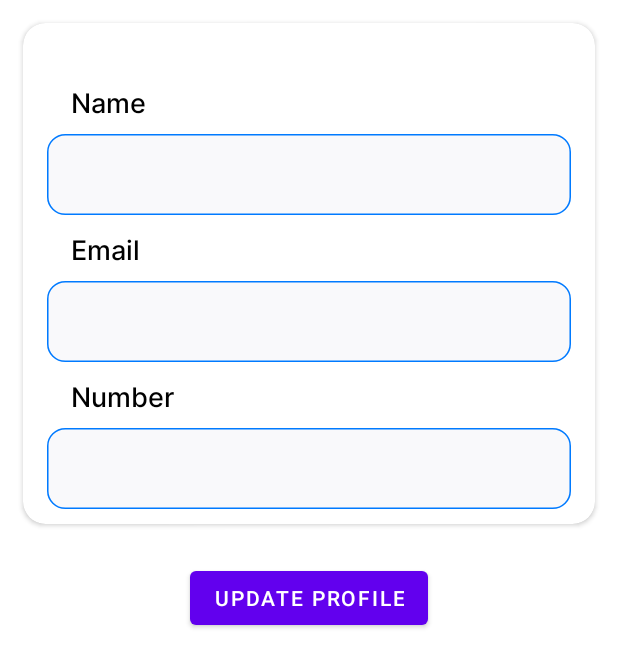
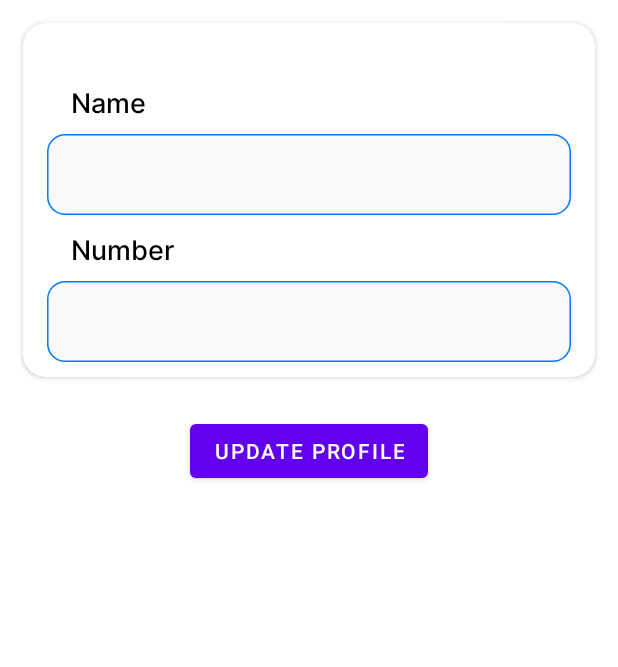
Before and after one commit to TusharB4321/BeautyParlorApp, an Android app: the EditProfileFragment screen opened through its navigation route, on a phone screen of 412 x 824 dp. Shown: the top 667 px of the screen. Run offline under Robolectric (Android 15) with nearby library versions, the phone set to English and light mode, and no system bars; our stand-ins replace Firebase (no records; nobody signed in at launch, a user with empty details on screens opened directly), navigation-ui.

Commit message:
Clean Code

```diff
--- a/app/src/main/java/com/example/beautyparlorapp/ui/fragment/EditProfileFragment.kt
+++ b/app/src/main/java/com/example/beautyparlorapp/ui/fragment/EditProfileFragment.kt
@@ -9,6 +9,7 @@ import android.view.LayoutInflater
 import android.view.View
 import android.view.ViewGroup
 import android.widget.Toast
+import androidx.navigation.NavOptions
 import androidx.navigation.fragment.findNavController
 import com.example.beautyparlorapp.R
 import com.example.beautyparlorapp.databinding.FragmentEditProfileBinding
@@ -23,80 +24,95 @@ import kotlinx.coroutines.launch
 class EditProfileFragment : Fragment() {
 
     private lateinit var binding: FragmentEditProfileBinding
-    private lateinit var databaseRef: DatabaseReference
+    private val databaseRef: DatabaseReference by lazy {
+        FirebaseDatabase.getInstance().getReference("users").child(FirebaseAuth.getInstance().currentUser?.uid ?: "")
+    }
 
     override fun onCreateView(
         inflater: LayoutInflater, container: ViewGroup?,
         savedInstanceState: Bundle?
     ): View? {
-        binding=FragmentEditProfileBinding.inflate(layoutInflater)
+        binding = FragmentEditProfileBinding.inflate(inflater, container, false)
         return binding.root
     }
 
     override fun onViewCreated(view: View, savedInstanceState: Bundle?) {
         super.onViewCreated(view, savedInstanceState)
+        if (FirebaseAuth.getInstance().currentUser?.uid != null) {
+            showProfileFields()
+        } else {
+            Log.d("EditProfileFragment", "UserId is null")
+        }
+        initListeners()
+    }
 
-
-        val userId=FirebaseAuth.getInstance().currentUser?.uid
-        if (userId!=null){
-             databaseRef=FirebaseDatabase.getInstance().getReference("users")
-                .child(userId)
-            showProfileFields()
-        }else{
-            Log.d("ABC","UserId is null")
-        }
+    private fun initListeners() {
         binding.btnUpdateProfile.setOnClickListener {
             updateProfile()
         }
     }
 
     private fun showProfileFields() {
-        databaseRef.get().addOnSuccessListener { res ->
-            if (res.exists()) {
-                val fullName = res.child("fullName").value?.toString() ?: ""
-                val email = res.child("email").value?.toString() ?: ""
-                val contactNumber = res.child("contactNumber").value?.toString() ?: ""
-                binding.etProfileName.setText(fullName)
-                binding.etProfileEmail.setText(email)
-                binding.etProfileNumber.setText(contactNumber)
+        databaseRef.get()
+            .addOnSuccessListener { snapshot ->
+                snapshot.takeIf { it.exists() }?.let { res ->
+                    binding.etProfileName.setText(res.child("fullName").value?.toString())
+                    binding.etProfileNumber.setText(res.child("contactNumber").value?.toString())
+                }
             }
-        }.addOnFailureListener { e ->
-            Toast.makeText(requireContext(), "Error fetching profile: ${e.message}", Toast.LENGTH_SHORT).show()
-        }
+            .addOnFailureListener { e ->
+                Toast.makeText(requireContext(), "Error fetching profile: ${e.message}", Toast.LENGTH_SHORT).show()
+            }
     }
 
     private fun updateProfile() {
+        val fullName = binding.etProfileName.text.toString().trim()
+        val contactNumber = binding.etProfileNumber.text.toString().trim()
 
-        val fullName=binding.etProfileName.text.toString().trim()
-        val contactNumber=binding.etProfileNumber.text.toString().trim()
-        val email=binding.etProfileEmail.text.toString().trim()
-
-        if (fullName.isEmpty()||contactNumber.isEmpty()||email.isEmpty()){
+        if (fullName.isEmpty() || contactNumber.isEmpty()) {
             Toast.makeText(requireContext(), "All fields are required", Toast.LENGTH_SHORT).show()
             return
         }
 
-         binding.progressBarUpdate.visibility = View.VISIBLE // Show ProgressBar
+        showProgressBar()
 
         val updatedData = mapOf(
             "fullName" to fullName,
-            "email" to email,
             "contactNumber" to contactNumber
         )
 
         databaseRef.updateChildren(updatedData)
             .addOnSuccessListener {
-                CoroutineScope(Dispatchers.Main).launch {
-                    delay(2000) // Wait for 2 seconds
-                    binding.progressBarUpdate.visibility=View.GONE
-                    findNavController().navigate(R.id.action_editProfileFragment_to_profileFragment)
-                }
-                Toast.makeText(requireContext(), "Profile updated successfully!", Toast.LENGTH_SHORT).show()
+                onProfileUpdateSuccess()
             }
             .addOnFailureListener { e ->
-                Toast.makeText(requireContext(), "Failed to update profile: ${e.message}", Toast.LENGTH_SHORT).show()
+                onProfileUpdateFailure(e)
             }
-
     }
 
+    private fun showProgressBar() {
+        binding.progressBarUpdate.visibility = View.VISIBLE
+    }
+
+    private fun hideProgressBar() {
+        binding.progressBarUpdate.visibility = View.GONE
+    }
+
+    private fun onProfileUpdateSuccess() {
+        CoroutineScope(Dispatchers.Main).launch {
+            delay(2000)
+            hideProgressBar()
+            findNavController().navigate(
+                R.id.action_editProfileFragment_to_profileFragment,
+                null,
+                NavOptions.Builder().setPopUpTo(R.id.editProfileFragment, true).build()
+            )
+        }
+        Toast.makeText(requireContext(), "Profile updated successfully!", Toast.LENGTH_SHORT).show()
+    }
+
+    private fun onProfileUpdateFailure(e: Exception) {
+        hideProgressBar()
+        Toast.makeText(requireContext(), "Failed to update profile: ${e.message}", Toast.LENGTH_SHORT).show()
+    }
 }
--- a/app/src/main/java/com/example/beautyparlorapp/ui/fragment/bottomnav/HomeFragment.kt
+++ b/app/src/main/java/com/example/beautyparlorapp/ui/fragment/bottomnav/HomeFragment.kt
@@ -6,7 +6,6 @@ import android.view.LayoutInflater
 import android.view.View
 import android.view.ViewGroup
 import android.widget.Toast
-import androidx.navigation.NavOptions
 import androidx.navigation.fragment.findNavController
 import androidx.recyclerview.widget.GridLayoutManager
 import com.denzcoskun.imageslider.constants.ScaleTypes
@@ -84,7 +83,6 @@ class HomeFragment : Fragment() {
 
     private fun displayName() {
         val userId = FirebaseAuth.getInstance().currentUser?.uid
-
         if (userId != null) {
             val userRef = FirebaseDatabase.getInstance().getReference("users")
                 .child(userId)
@@ -116,7 +114,6 @@ class HomeFragment : Fragment() {
             putString("serviceCategory", category.serviceCategory) // Pass the selected category to the next fragment
             //putInt("serviceImage", imgRes)
         }
-
         findNavController().navigate(R.id.action_homeFragment_to_serviceListFragment, bundle,Constant.slideRightLeftNavOptions)
     }
 }
--- a/app/src/main/res/layout/fragment_edit_profile.xml
+++ b/app/src/main/res/layout/fragment_edit_profile.xml
@@ -44,31 +44,6 @@
               android:background="@drawable/ic_et_grey_background_blue_stroke"
               android:layout_height="wrap_content"/>
 
-          <TextView
-              android:layout_width="match_parent"
-              android:text="Email"
-              android:textSize="18sp"
-              android:paddingHorizontal="16dp"
-              android:layout_marginTop="10dp"
-              android:layout_marginBottom="8dp"
-              android:layout_marginLeft="16dp"
-              android:textColor="@color/black"
-              android:fontFamily="@font/inter_medium"
-              android:layout_height="wrap_content"/>
-
-          <EditText
-              android:id="@+id/etProfileEmail"
-              android:layout_width="match_parent"
-              android:layout_marginHorizontal="16dp"
-              android:textColor="@color/black"
-              android:fontFamily="@font/inter_light"
-              android:lines="1"
-              android:focusable="true"
-              android:inputType="textEmailAddress"
-              android:textSize="14sp"
-              android:paddingHorizontal="16dp"
-              android:background="@drawable/ic_et_grey_background_blue_stroke"
-              android:layout_height="wrap_content"/>
 
           <TextView
               android:layout_width="match_parent"
```
Also changed, not shown: app/src/main/java/com/example/beautyparlorapp/adapter/ServiceListAdapter.kt (+61 -45 lines), app/src/main/java/com/example/beautyparlorapp/ui/fragment/bottomnav/ProfileFragment.kt (+33 -18 lines).
